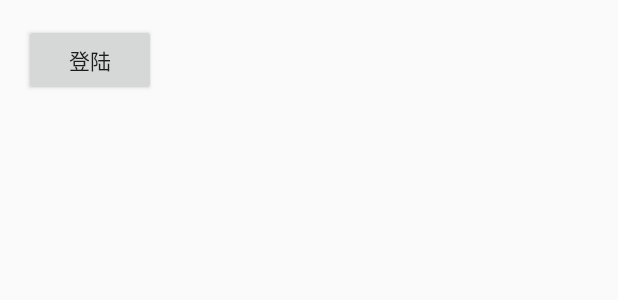
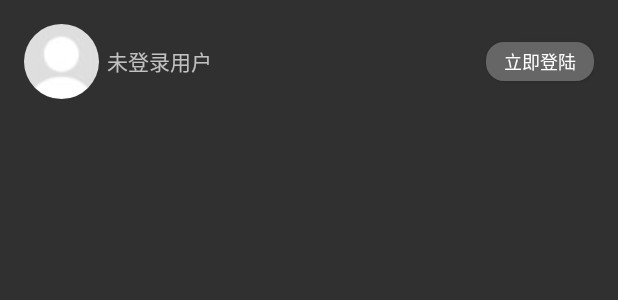
Before and after one commit to AllenDang/shanpowmobileandroid, an Android app: the layout activity_sliding_menu_base.xml on its own in the app's theme, with its tools: preview values and no code run, on a phone screen of 412 x 824 dp. Shown: the top 300 px of the screen. Run offline under Robolectric (Android 15) with nearby library versions, the light colour scheme and no system bars.

Commit message:
侧栏样式完成。

```diff
--- a/android/src/main/AndroidManifest.xml
+++ b/android/src/main/AndroidManifest.xml
@@ -15,7 +15,6 @@
             android:label="@string/app_name">
             <intent-filter>
                 <action android:name="android.intent.action.MAIN" />
-
                 <category android:name="android.intent.category.LAUNCHER" />
             </intent-filter>
         </activity>
--- a/android/src/main/java/com/shanpow/app/widget/ChannelActionProvider.java
+++ b/android/src/main/java/com/shanpow/app/widget/ChannelActionProvider.java
@@ -62,8 +62,8 @@ public class ChannelActionProvider extends ActionProvider implements
 
     @Override
     public boolean onMenuItemClick(MenuItem item) {
-        if (mContext.getBaseContext() instanceof MainActivity_) {
-            MainActivity_ activity = (MainActivity_) mContext.getBaseContext();
+        if (mContext instanceof MainActivity_) {
+            MainActivity_ activity = (MainActivity_) mContext;
             SharedPreferences pref = mContext.getSharedPreferences(Constant.APP_PREF, Context.MODE_PRIVATE);
             switch (item.getItemId()) {
                 case 1:
--- /dev/null
+++ b/android/src/main/res/drawable/roundedbutton.xml
@@ -0,0 +1,11 @@
+<?xml version="1.0" encoding="utf-8"?>
+
+<shape xmlns:android="http://schemas.android.com/apk/res/android"
+    android:shape="rectangle">
+    <solid android:color="#666666" />
+    <corners
+        android:bottomRightRadius="12dp"
+        android:bottomLeftRadius="12dp"
+        android:topRightRadius="12dp"
+        android:topLeftRadius="12dp" />
+</shape>
--- a/android/src/main/res/layout/activity_sliding_menu_base.xml
+++ b/android/src/main/res/layout/activity_sliding_menu_base.xml
@@ -9,24 +9,33 @@
     android:paddingBottom="@dimen/activity_vertical_margin"
     tools:context="com.shanpow.app.android.SlidingMenuBaseActivity">
 
-    <LinearLayout
-        android:orientation="horizontal"
+    <RelativeLayout
         android:layout_width="fill_parent"
         android:layout_height="wrap_content">
+
+        <de.hdodenhof.circleimageview.CircleImageView
+            android:id="@+id/img_profile"
+            android:layout_width="50dp"
+            android:layout_height="50dp"
+            android:src="@drawable/ic_user_normal" />
 
         <TextView
             android:layout_width="wrap_content"
             android:layout_height="wrap_content"
-            android:id="@+id/tv_nickname" />
+            android:id="@+id/tv_nickname"
+            android:text="@string/text_user_doesnt_signedin"
+            android:layout_toRightOf="@id/img_profile"
+            android:layout_centerVertical="true"
+            android:paddingLeft="5dp" />
 
         <Button
-            android:layout_width="wrap_content"
-            android:layout_height="wrap_content"
+            style="@style/RoundedButton"
             android:text="@string/action_sign_in"
             android:id="@+id/btn_login"
-            android:layout_alignParentTop="true"
-            android:layout_centerHorizontal="true" />
-    </LinearLayout>
+            android:layout_alignParentRight="true"
+            android:layout_centerVertical="true" />
+
+    </RelativeLayout>
 
     <ListView
         android:layout_width="match_parent"
--- a/android/src/main/res/values/strings_activity_login.xml
+++ b/android/src/main/res/values/strings_activity_login.xml
@@ -4,7 +4,8 @@
     <!-- Strings related to login -->
     <string name="prompt_email">Email或者昵称</string>
     <string name="prompt_password">密码</string>
-    <string name="action_sign_in">登陆</string>
+    <string name="text_user_doesnt_signedin">未登录用户</string>
+    <string name="action_sign_in">立即登陆</string>
     <string name="action_signing_in">登陆中</string>
 
     <string name="error_invalid_email_or_password">邮件地址或密码不正确，请修改后重试</string>
--- a/android/src/main/res/values/styles.xml
+++ b/android/src/main/res/values/styles.xml
@@ -1,7 +1,7 @@
 <resources>
 
     <!-- Base application theme. -->
-    <style name="AppTheme" parent="Theme.AppCompat.Light.DarkActionBar">
+    <style name="AppTheme" parent="Theme.AppCompat">
         <!-- Customize your theme here. -->
         <item name="android:homeAsUpIndicator">@drawable/ic_action_slidingmenu</item>
         <item name="homeAsUpIndicator">@drawable/ic_action_slidingmenu</item>
@@ -9,4 +9,11 @@
         <item name="displayOptions">showHome|useLogo</item>
     </style>
 
+    <style name="RoundedButton" parent="Widget.AppCompat.ActionButton">
+        <item name="android:layout_height">26dp</item>
+        <item name="android:layout_width">wrap_content</item>
+        <item name="android:background">@drawable/roundedbutton</item>
+        <item name="android:textSize">12sp</item>
+    </style>
+
 </resources>
```
Also changed, not shown: android/build.gradle (+5 -2 lines), android/src/main/java/com/shanpow/app/android/SlidingMenuBaseActivity.java (+17 -1 lines), android/src/main/res/drawable/ic_user_normal.jpg (added).
